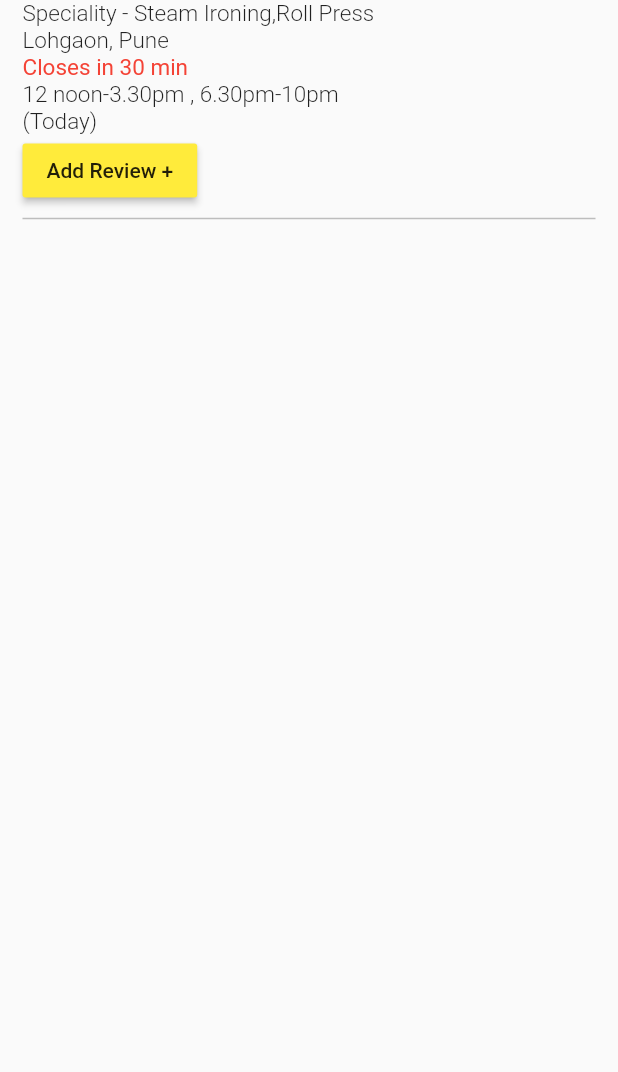
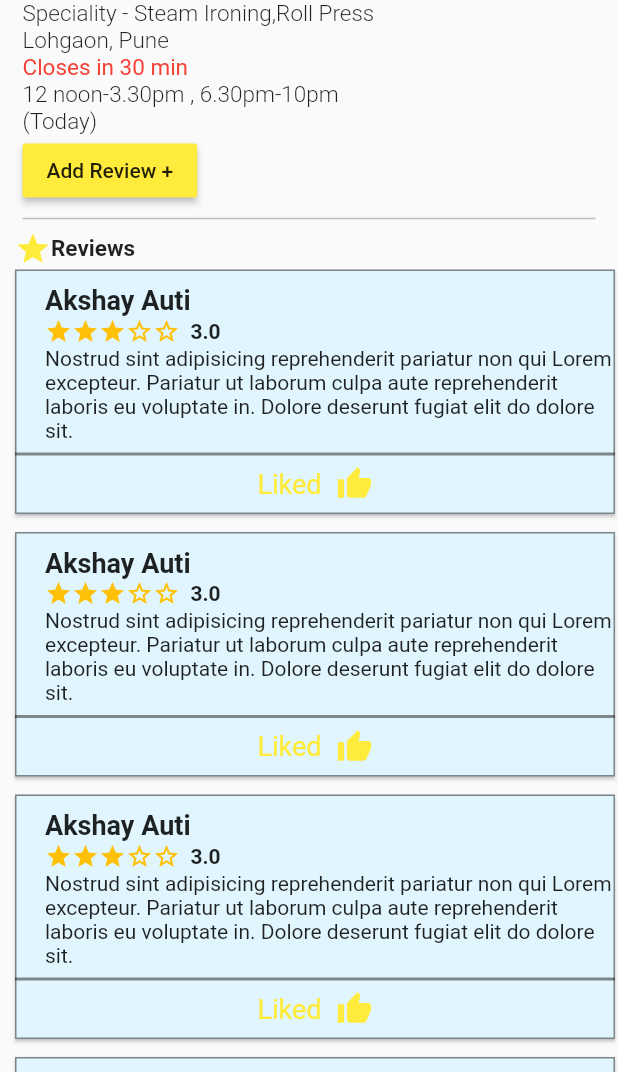
Before and after one commit to akshayauti/LaundryApp, a Flutter app: the ReviewPage screen opened directly, on a phone screen of 412 x 824 dp, the part 164-1236 px from its top. Run offline on Flutter 3.47's test engine with Material 2 defaults, Android fonts, the phone set to English and light mode, and no system bars; our stand-ins replace google_maps_flutter; missing offline and left inert: flutter_statusbarcolor.

Commit message:
review page changes

```diff
--- a/lib/ReviewPage.dart
+++ b/lib/ReviewPage.dart
@@ -1,16 +1,20 @@
 import 'package:flutter/material.dart';
+
 class ReviewPage extends StatefulWidget {
   @override
   _ReviewPage createState() => _ReviewPage();
 }
 
 class _ReviewPage extends State<ReviewPage> {
+  ScrollController _controller;
+
   @override
   Widget build(BuildContext context) {
     return Scaffold(
       body: SingleChildScrollView(
         child: Column(
           mainAxisAlignment: MainAxisAlignment.start,
+          mainAxisSize: MainAxisSize.min,
           children: [
             Stack(children: [
               Container(
@@ -87,7 +91,7 @@ class _ReviewPage extends State<ReviewPage> {
                           MaterialButton(
                             color: Colors.yellow,
                             child: Text("Add Review +"),
-                            onPressed: (){
+                            onPressed: () {
                               Navigator.of(context).pushNamed('/addReview');
                             },
                           ),
@@ -116,11 +120,146 @@ class _ReviewPage extends State<ReviewPage> {
                   elevation: 0.0, //No shadow
                 ),
               ),
-            ])
+            ]),
+            Container(
+              margin: EdgeInsets.fromLTRB(10, 0.0, 0, 0),
+              child: Row(
+                mainAxisAlignment: MainAxisAlignment.start,
+                children: [
+                  Icon(
+                    Icons.star,
+                    color: Colors.yellow,
+                  ),
+                  Text(
+                    "Reviews",
+                    style: TextStyle(
+                      fontWeight: FontWeight.bold,
+                      fontSize: 15,
+                    ),
+                  )
+                ],
+              ),
+            ),
+            ListView.builder(
+              shrinkWrap: true,
+              itemCount: 10,
+              itemBuilder: (BuildContext context, int index) {
+                return Card(
+                  color: Colors.lightBlue[50],
+                  shape: RoundedRectangleBorder(
+                    side: BorderSide(color: Colors.black45, width: 1),
+                    borderRadius: BorderRadius.circular(0),
+                  ),
+                  margin: EdgeInsets.fromLTRB(10, 2, 2, 10),
+                  borderOnForeground: true,
+                  child: Column(
+                    crossAxisAlignment: CrossAxisAlignment.start,
+                    mainAxisAlignment: MainAxisAlignment.start,
+                    mainAxisSize: MainAxisSize.min,
+                    children: [
+                      Padding(padding: EdgeInsets.all(5)),
+                      Row(
+                        children: [
+                          Padding(padding: EdgeInsets.all(10)),
+                          Text(
+                            "Akshay Auti",
+                            style: TextStyle(
+                              fontWeight: FontWeight.bold,
+                              fontSize: 18,
+                            ),
+                          ),
+                        ],
+                      ),
+                      Row(
+                        mainAxisAlignment: MainAxisAlignment.start,
+                        children: [
+                          Padding(padding: EdgeInsets.all(10)),
+                          IconTheme(
+                            data: IconThemeData(
+                              color: Colors.amber,
+                              size: 18,
+                            ),
+                            child: DisplayStarRating(value: 3),
+                          ),
+                          Text("  "),
+                          Text(
+                            "3.0",
+                            style: TextStyle(
+                              fontWeight: FontWeight.bold,
+                            ),
+                          ),
+                        ],
+                      ),
+                      Row(
+                        mainAxisAlignment: MainAxisAlignment.start,
+                        children: [
+                          Padding(padding: EdgeInsets.all(10)),
+                          Expanded(
+                            child: Text(
+                              "Nostrud sint adipisicing reprehenderit pariatur non qui Lorem excepteur. Pariatur ut laborum culpa aute reprehenderit laboris eu voluptate in. Dolore deserunt fugiat elit do dolore sit.",
+                              style: TextStyle(
+                                fontStyle: FontStyle.normal,
+                              ),
+                              textAlign: TextAlign.left,
+                              overflow: TextOverflow.ellipsis,
+                              maxLines: 5,
+                            ),
+                          )
+                        ],
+                      ),
+                      Divider(
+                        thickness: 2,
+                        color: Colors.black45,
+                      ),
+                      Center(
+                        child: Row(
+                          mainAxisAlignment: MainAxisAlignment.center,
+                          children: [
+                            Text(
+                              "Liked",
+                              style: TextStyle(
+                                color: Colors.yellow,
+                                fontSize: 18,
+                              ),
+                            ),
+                            Padding(padding: EdgeInsets.all(5.0)),
+                            Icon(
+                              Icons.thumb_up,
+                              color: Colors.yellow,
+                            ),
+                          ],
+                        ),
+                      ),
+                      Padding(
+                        padding: EdgeInsets.all(4.0),
+                      )
+                    ],
+                  ),
+                );
+              },
+            )
           ],
         ),
       ),
-
     );
   }
 }
+
+class DisplayStarRating extends StatelessWidget {
+  final int value;
+  const DisplayStarRating({Key key, this.value = 0})
+      : assert(value != null),
+        super(key: key);
+  @override
+  Widget build(BuildContext context) {
+    return Row(
+      mainAxisSize: MainAxisSize.min,
+      mainAxisAlignment: MainAxisAlignment.end,
+      children: List.generate(5, (index) {
+        return Icon(
+          index < value ? Icons.star : Icons.star_border,
+        );
+      }),
+    );
+  }
+}
```
